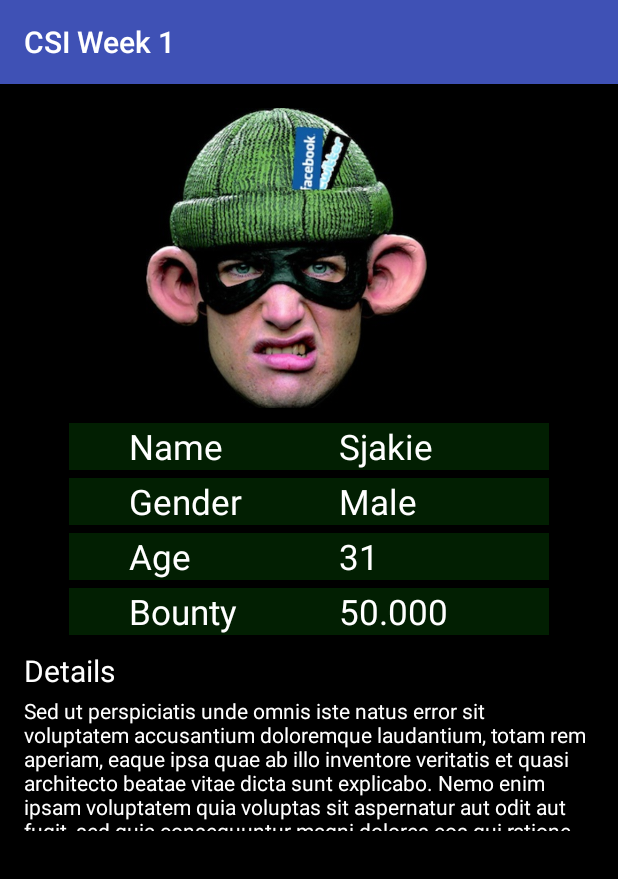
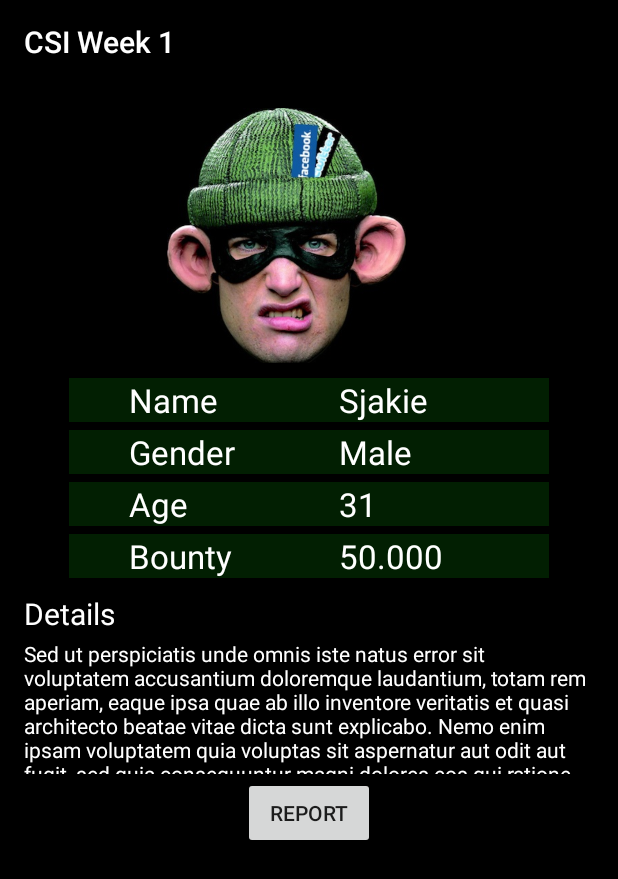
Before and after one commit to HDauven/SmartMobile, an Android app: the screen it shows after launch (MainActivity), on a phone screen of 412 x 824 dp. Shown: the top 879 px of the screen. Run offline under Robolectric (Android 15) with nearby library versions, the phone set to English and light mode, and no system bars.

Commit message:
Week 1 finished

```diff
--- a/Erwin/SMTE41/CSIWeek1/app/src/main/AndroidManifest.xml
+++ b/Erwin/SMTE41/CSIWeek1/app/src/main/AndroidManifest.xml
@@ -15,6 +15,7 @@
                 <category android:name="android.intent.category.LAUNCHER" />
             </intent-filter>
         </activity>
+        <activity android:name=".ReportActivity"></activity>
     </application>
 
 </manifest>
--- a/Erwin/SMTE41/CSIWeek1/app/src/main/java/org/csiweek1/MainActivity.java
+++ b/Erwin/SMTE41/CSIWeek1/app/src/main/java/org/csiweek1/MainActivity.java
@@ -1,7 +1,11 @@
 package org.csiweek1;
 
+import android.content.DialogInterface;
+import android.content.Intent;
 import android.support.v7.app.AppCompatActivity;
 import android.os.Bundle;
+import android.view.View;
+import android.widget.Button;
 
 public class MainActivity extends AppCompatActivity {
 
@@ -9,5 +13,15 @@ public class MainActivity extends AppCompatActivity {
     protected void onCreate(Bundle savedInstanceState) {
         super.onCreate(savedInstanceState);
         setContentView(R.layout.activity_main);
+
+        Button b = (Button) findViewById(R.id.btnReport);
+        b.setOnClickListener(new View.OnClickListener() {
+            @Override
+            public void onClick(View v) {
+                Intent intent = new Intent(getApplicationContext(), ReportActivity.class);
+                startActivity(intent);
+            }
+        });
+
     }
 }
--- a/Erwin/SMTE41/CSIWeek1/app/src/main/res/layout/activity_main.xml
+++ b/Erwin/SMTE41/CSIWeek1/app/src/main/res/layout/activity_main.xml
@@ -14,7 +14,7 @@
     <ImageView
         android:id="@+id/imageView"
         android:layout_width="wrap_content"
-        android:layout_height="200dp"
+        android:layout_height="170dp"
         android:contentDescription="@string/image_name"
         android:src="@drawable/webcrime1" />
 
@@ -46,7 +46,7 @@
                         android:layout_height="wrap_content"
                         android:layout_weight="1"
                         android:text="@string/criminal_name"
-                        android:textSize="23sp"
+                        android:textSize="22sp"
                         android:textColor="#FFFFFF"/>
 
                     <TextView
@@ -56,7 +56,7 @@
                         android:layout_weight="1"
                         android:text="@string/criminal_name_value"
                         android:textColor="#FFFFFF"
-                        android:textSize="23sp" />
+                        android:textSize="22sp" />
 
             </TableRow>
 
@@ -75,7 +75,7 @@
                         android:layout_weight="1"
                         android:text="@string/gender"
                         android:textColor="#FFFFFF"
-                        android:textSize="23sp" />
+                        android:textSize="22sp" />
 
                     <TextView
                         android:id="@+id/text_gender_value"
@@ -84,7 +84,7 @@
                         android:layout_weight="1"
                         android:text="@string/gender_value"
                         android:textColor="#FFFFFF"
-                        android:textSize="23sp" />
+                        android:textSize="22sp" />
 
 
             </TableRow>
@@ -104,7 +104,7 @@
                         android:layout_weight="1"
                         android:text="@string/text_age"
                         android:textColor="#FFFFFF"
-                        android:textSize="23sp" />
+                        android:textSize="22sp" />
 
                     <TextView
                         android:id="@+id/text_age_value"
@@ -113,7 +113,7 @@
                         android:layout_weight="1"
                         android:text="@string/text_age_value"
                         android:textColor="#FFFFFF"
-                        android:textSize="23sp" />
+                        android:textSize="22sp" />
 
             </TableRow>
 
@@ -131,7 +131,7 @@
                         android:layout_weight="1"
                         android:text="@string/bounty"
                         android:textColor="#FFFFFF"
-                        android:textSize="23sp" />
+                        android:textSize="22sp" />
 
                     <TextView
                         android:id="@+id/text_bounty_value"
@@ -140,7 +140,7 @@
                         android:layout_weight="1"
                         android:text="@string/bounty_value"
                         android:textColor="#FFFFFF"
-                        android:textSize="23sp" />
+                        android:textSize="22sp" />
 
             </TableRow>
 
@@ -161,16 +161,25 @@
 
             <ScrollView
                 android:layout_width="fill_parent"
-                android:layout_height="90dp">
+                android:layout_height="90dp"
+                android:layout_marginBottom="2dp">
 
                 <TextView
                     android:id="@+id/id_description"
                     android:layout_width="fill_parent"
                     android:layout_height="wrap_content"
                     android:text="@string/criminal_description"
-                    android:textColor="#FFFFFF"/>
+                    android:textColor="#FFFFFF"
+                    />
 
             </ScrollView>
+
+            <Button
+                android:id="@+id/btnReport"
+                android:layout_width="wrap_content"
+                android:layout_height="wrap_content"
+                android:text="Report"
+                android:layout_gravity="center_horizontal"/>
 
         </LinearLayout>
 
--- a/Erwin/SMTE41/CSIWeek1/app/src/main/res/values/colors.xml
+++ b/Erwin/SMTE41/CSIWeek1/app/src/main/res/values/colors.xml
@@ -1,6 +1,6 @@
 <?xml version="1.0" encoding="utf-8"?>
 <resources>
-    <color name="colorPrimary">#3F51B5</color>
+    <color name="colorPrimary">#000000</color>
     <color name="colorPrimaryDark">#303F9F</color>
     <color name="colorAccent">#FF4081</color>
     <color name="background_text">#40087B0A</color>
```
Also changed, not shown: Erwin/SMTE41/CSIWeek1/app/src/main/java/org/csiweek1/ReportActivity.java (added, +23 -0 lines), Erwin/SMTE41/CSIWeek1/app/src/main/res/layout/activity_report.xml (added, +57 -0 lines), Erwin/SMTE41/CSIWeek1/app/src/main/res/values/strings.xml (+7 -0 lines).
